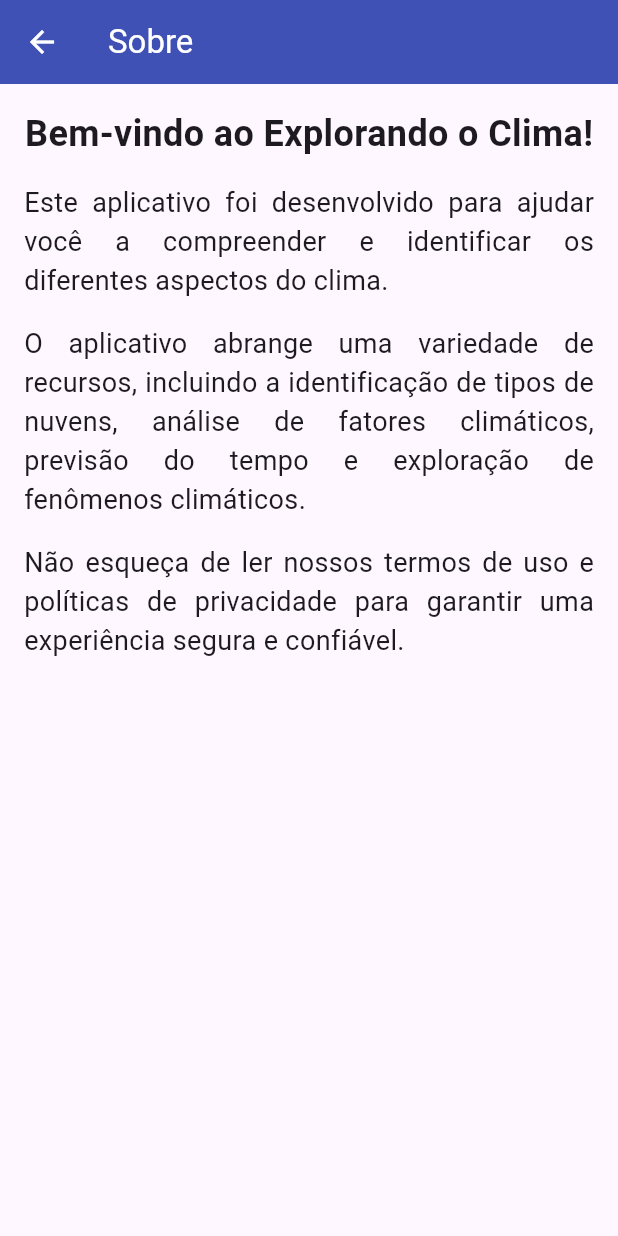
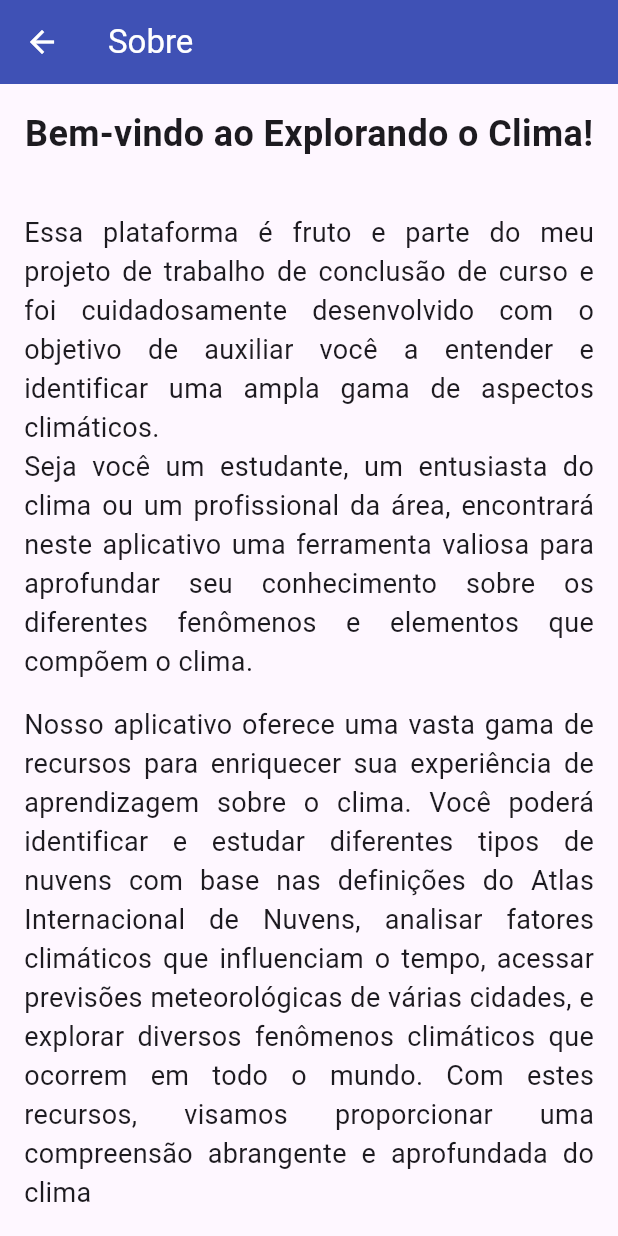
Before and after one commit to wanderalvess/explorando-nuvens-app, a Flutter app: the AboutPage screen opened directly, on a phone screen of 412 x 824 dp. Run offline on Flutter 3.47's test engine with Material 3 defaults, Android fonts, the phone set to English and light mode, and no system bars; our stand-ins replace carousel_slider, shared_preferences; accounts and stored records are empty; network calls fail.

Commit message:
Refatorando texto do Sobre o aplicativo

```diff
--- a/lib/pages/about_page.dart
+++ b/lib/pages/about_page.dart
@@ -1,8 +1,8 @@
 import 'package:flutter/cupertino.dart';
 import 'package:flutter/material.dart';
+import 'package:flutter/painting.dart';
 
 class AboutPage extends StatelessWidget {
-
   @override
   Widget build(BuildContext context) {
     return Scaffold(
@@ -11,41 +11,74 @@ class AboutPage extends StatelessWidget {
         backgroundColor: Colors.indigo,
         foregroundColor: Colors.white,
       ),
-      body: const Padding(
+      body: const Column(
+        children: [
+          Padding(
             padding: EdgeInsets.all(16.0),
             child: Column(
               crossAxisAlignment: CrossAxisAlignment.center,
               children: [
                 Text(
                   'Bem-vindo ao Explorando o Clima!',
-              style: TextStyle( fontSize: 24,
+                  style: TextStyle(
+                    fontSize: 24,
                     fontWeight: FontWeight.bold,
+                  ),
+                ),
+                SizedBox(height: 4),
+              ],
+            ),
+          ),
+          Expanded(
+            child: SingleChildScrollView(
+              physics: AlwaysScrollableScrollPhysics(),
+              child: Padding(
+                padding: EdgeInsets.all(16.0),
+                child: Column(
+                  crossAxisAlignment: CrossAxisAlignment.center,
+                  children: [
+                    Text(
+                      'Essa plataforma é fruto e parte do meu projeto de trabalho de conclusão de curso e foi cuidadosamente desenvolvido com o objetivo de auxiliar você a entender e identificar uma ampla gama de aspectos climáticos.\n'
+                      'Seja você um estudante, um entusiasta do clima ou um profissional da área, encontrará neste aplicativo uma ferramenta valiosa para aprofundar seu conhecimento sobre os diferentes fenômenos e elementos que compõem o clima.',
+                      textAlign: TextAlign.justify,
+                      style: TextStyle(
+                        fontSize: 18,
                       ),
                     ),
                     SizedBox(height: 16),
                     Text(
-              'Este aplicativo foi desenvolvido para ajudar você a compreender e identificar os diferentes aspectos do clima.',
+                      ' Nosso aplicativo oferece uma vasta gama de recursos para enriquecer sua experiência de aprendizagem sobre o clima.'
+                      ' Você poderá identificar e estudar diferentes tipos de nuvens com base nas definições do Atlas Internacional de Nuvens, analisar fatores climáticos que influenciam o tempo, acessar previsões meteorológicas de várias cidades, '
+                      'e explorar diversos fenômenos climáticos que ocorrem em todo o mundo. Com estes recursos, visamos proporcionar uma compreensão abrangente e aprofundada do clima',
                       textAlign: TextAlign.justify,
-              style: TextStyle( fontSize: 18,
+                      style: TextStyle(
+                        fontSize: 18,
                       ),
                     ),
                     SizedBox(height: 16),
                     Text(
-              'O aplicativo abrange uma variedade de recursos, incluindo a identificação de tipos de nuvens, análise de fatores climáticos, previsão do tempo e exploração de fenômenos climáticos.',
+                      'Para garantir que sua experiência com nosso aplicativo seja segura e confiável, é fundamental que você leia atentamente nossos termos de uso e políticas de privacidade.\n'
+                      'Essas informações são importantes para compreender como seus dados serão utilizados e protegidos, além de esclarecer as responsabilidades e direitos tanto dos usuários quanto do desenvolvedor.\n'
+                      'Assim, você pode desfrutar de todas as funcionalidades do aplicativo com a tranquilidade de saber que sua privacidade está resguardada.',
                       textAlign: TextAlign.justify,
-              style: TextStyle( fontSize: 18,
+                      style: TextStyle(fontSize: 18),
+                    ),
+                    SizedBox(height: 22),
+                    Text(
+                      'Autor do Trabalho: Wanderson Alves Santos\n'
+                      'Projeto de Trabalho de Conclusão de Curso: Curso de Graduação em Geografia – Licenciatura, do Instituto de Estudos Socioambientais da Universidade Federal de Goiás - UFG\n'
+                      'Orientadora: Profa. Dra. Juliana Ramalho Barros.',
+                      textAlign: TextAlign.justify,
+                      style: TextStyle(fontSize: 18),
+                    ),
+                    SizedBox(height: 22),
+                  ],
                 ),
               ),
-            SizedBox(height: 16),
-            Text(
-              'Não esqueça de ler nossos termos de uso e políticas de privacidade para garantir uma experiência segura e confiável.',
-              textAlign: TextAlign.justify,
-              style: TextStyle( fontSize: 18,
             ),
           ),
         ],
       ),
-      ),
     );
   }
 }
```
Lines whose indentation alone changed are shown as unchanged.
